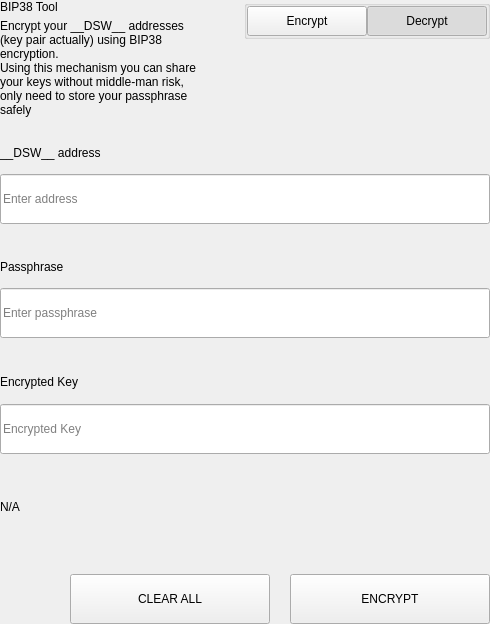
The window that src/qt/pivx/settings/forms/settingsbittoolwidget.ui (decenomy/DSW) describes before a commit, drawn with Qt 5.
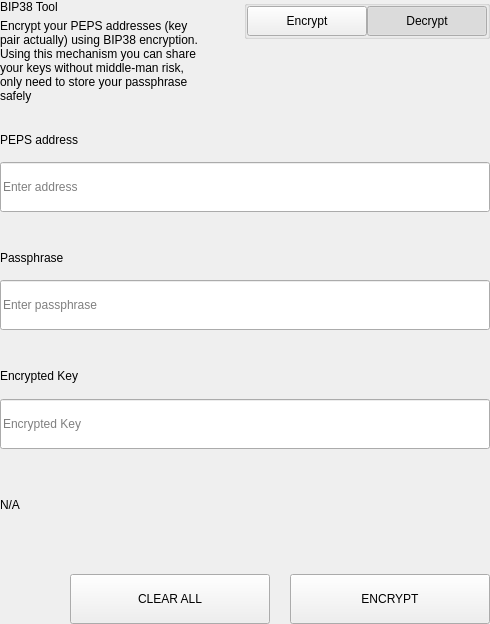
The same window after the commit.

What changed in the file:
```diff
--- a/src/qt/pivx/settings/forms/settingsbittoolwidget.ui
+++ b/src/qt/pivx/settings/forms/settingsbittoolwidget.ui
@@ -69,7 +69,7 @@
             <item>
              <widget class="QLabel" name="labelSubtitle1">
               <property name="text">
-               <string>Encrypt your __DSW__ addresses (key pair actually) using BIP38 encryption.
+               <string>Encrypt your PEPS addresses (key pair actually) using BIP38 encryption.
 Using this mechanism you can share your keys without middle-man risk, only need to store your passphrase safely</string>
               </property>
               <property name="wordWrap">
@@ -657,7 +657,7 @@
                   </size>
                  </property>
                  <property name="text">
-                  <string>__DSW__ address</string>
+                  <string>PEPS address</string>
                  </property>
                 </widget>
                </item>
```
